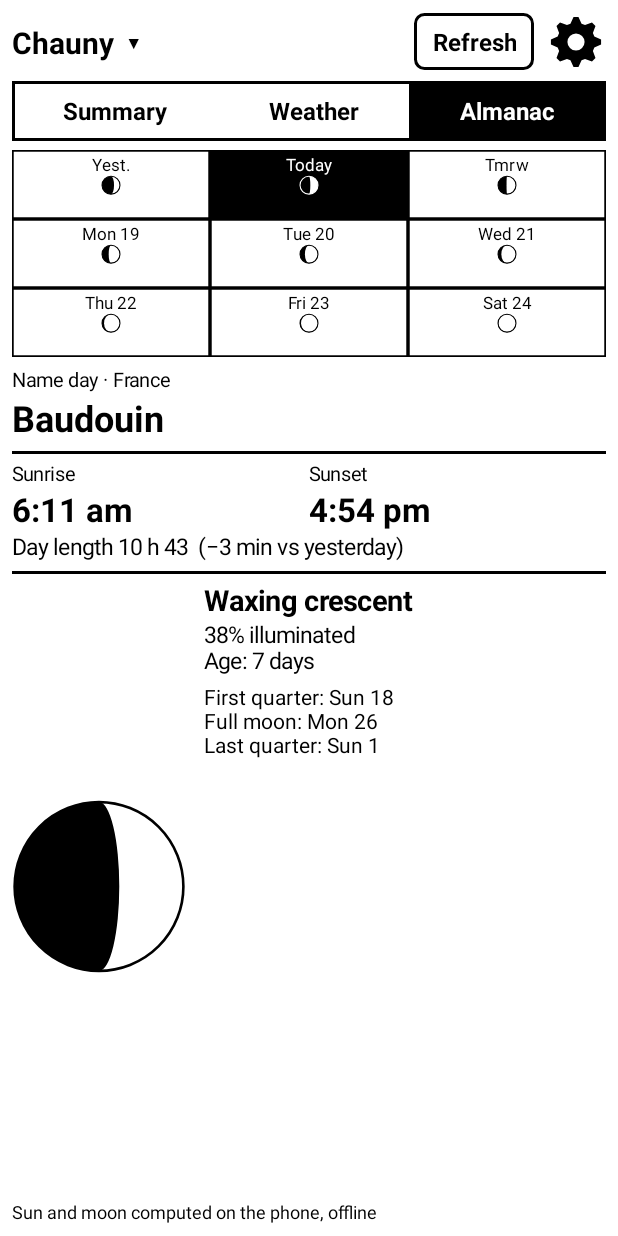
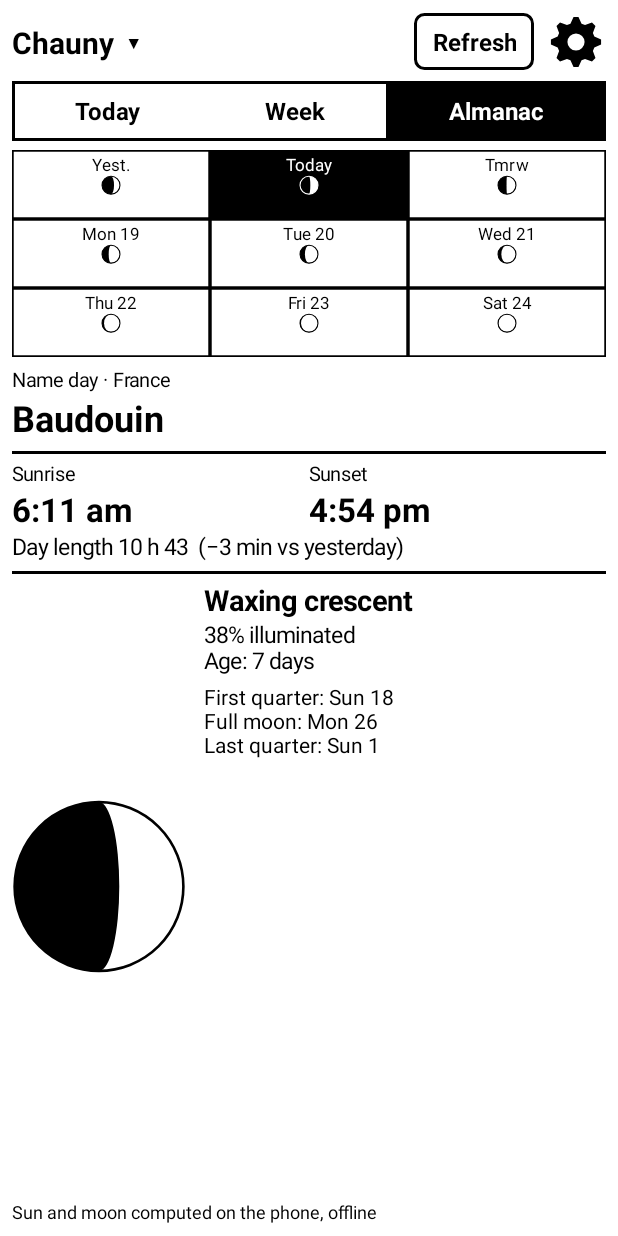
Before and after one commit to mdeberly/paper_meteo, an Android app: the screen it shows after launch (MainActivity), after a tap on "Almanac", on a phone screen of 412 x 824 dp. Run offline under Robolectric (Android 15) with nearby library versions, the phone set to English and light mode, and no system bars; 1 statement that could not run was skipped; 2 other taps on this screen came first.

Commit message:
Onglets Aujourd'hui / Semaine / Éphéméride, titres de colonnes en gras avec icônes, À propos revu
Co-Authored-By: Claude Opus 5.5 <noreply@anthropic.com>
Claude-Session: https://claude.ai/code/session_015iphHsjHPgEh7gqCZV3QnY

```diff
--- a/app/build.gradle
+++ b/app/build.gradle
@@ -10,7 +10,7 @@ android {
         applicationId 'fr.pluie.kompakt'
         minSdk 26
         targetSdk 35
-        versionCode 9
+        versionCode 10
         versionName '1.2'
     }
 
--- a/app/src/main/java/fr/pluie/kompakt/DayView.java
+++ b/app/src/main/java/fr/pluie/kompakt/DayView.java
@@ -58,7 +58,7 @@ public class DayView extends View {
 
     /** Hauteur d'une ligne, en pixels. */
     public int rowHeight() {
-        return px(header ? 32 : 60);
+        return px(header ? 54 : 60);
     }
 
     private int px(float dp) {
@@ -83,17 +83,26 @@ public class DayView extends View {
         float pad = px(4);
 
         if (header) {
+            // Petite icône au-dessus de chaque colonne, puis le titre en gras et l'unité.
+            float h = getHeight();
+            float ic = h * 0.3f, iy = h * 0.2f, y1 = h * 0.6f, y2 = h * 0.88f;
+            bold.setTextSize(sp(14));
+            text.setTextSize(sp(12));
             text.setColor(Ui.MUTED);
-            text.setTextSize(sp(12));
+            bold.setColor(Ui.INK);
+            bold.setTextAlign(Paint.Align.RIGHT);
             text.setTextAlign(Paint.Align.RIGHT);
-            float y1 = getHeight() * 0.45f, y2 = getHeight() * 0.85f;
-            title(c, L.t("col_sun"), "min", w * SUN, y1, y2);
-            title(c, L.t("col_rain"), "mm", w * RAIN, y1, y2);
-            title(c, L.t("col_temp"), Fmt.unit(), w * TEMP, y1, y2);
+            title(c, SUN_ICON, L.t("col_sun"), "min", w * SUN, iy, ic, y1, y2);
+            title(c, DROP_ICON, L.t("col_rain"), "mm", w * RAIN, iy, ic, y1, y2);
+            title(c, THERMO_ICON, L.t("col_temp"), Fmt.unit(), w * TEMP, iy, ic, y1, y2);
+            bold.setTextAlign(Paint.Align.CENTER);
             text.setTextAlign(Paint.Align.CENTER);
-            title(c, L.t("col_wind"), "km/h", w * WIND, y1, y2);
-            text.setTextAlign(Paint.Align.LEFT);
-            c.drawText(L.t("col_hour"), pad, y2, text);
+            title(c, WIND_ICON, L.t("col_wind"), "km/h", w * WIND, iy, ic, y1, y2);
+            bold.setTextAlign(Paint.Align.LEFT);
+            String hourName = L.t("col_hour");
+            columnIcon(c, CLOCK_ICON, pad + bold.measureText(hourName) / 2f, iy, ic);
+            c.drawText(hourName, pad, y1, bold);
+            bold.setTextSize(sp(22));
             ink.setColor(Ui.LINE);
             c.drawRect(0, getHeight() - px(Ui.LINE_DP), w, getHeight(), ink);
             return;
@@ -165,9 +174,83 @@ public class DayView extends View {
         }
     }
 
-    private void title(Canvas c, String name, String unit, float right, float y1, float y2) {
-        c.drawText(name, right, y1, text);
-        c.drawText(unit, right, y2, text);
+    private static final int CLOCK_ICON = 0, SUN_ICON = 1, DROP_ICON = 2, THERMO_ICON = 3, WIND_ICON = 4;
+
+    /** Titre de colonne : icône centrée au-dessus du nom (en gras), unité en dessous. Alignement selon les pinceaux. */
+    private void title(Canvas c, int icon, String name, String unit, float x, float iy, float ic, float y1, float y2) {
+        float nw = bold.measureText(name);
+        float cx = bold.getTextAlign() == Paint.Align.RIGHT ? x - nw / 2f : x;
+        columnIcon(c, icon, cx, iy, ic);
+        c.drawText(name, x, y1, bold);
+        c.drawText(unit, x, y2, text);
+    }
+
+    /** Icônes des titres : horloge, soleil, goutte, thermomètre, vent, dans un carré de côté s centré en (cx, cy). */
+    private void columnIcon(Canvas c, int icon, float cx, float cy, float s) {
+        Paint p = new Paint(Paint.ANTI_ALIAS_FLAG);
+        p.setStrokeCap(Paint.Cap.ROUND);
+        p.setStrokeJoin(Paint.Join.ROUND);
+        float r = s / 2f, sw = Math.max(1.5f, s * 0.1f);
+        p.setStrokeWidth(sw);
+        switch (icon) {
+            case CLOCK_ICON:
+                p.setColor(Ui.INK);
+                p.setStyle(Paint.Style.STROKE);
+                c.drawCircle(cx, cy, r * 0.88f, p);
+                c.drawLine(cx, cy, cx, cy - r * 0.55f, p);
+                c.drawLine(cx, cy, cx + r * 0.42f, cy + r * 0.12f, p);
+                break;
+            case SUN_ICON:
+                p.setColor(Ui.COLOR ? Ui.SUN : Ui.INK);
+                p.setStyle(Paint.Style.FILL);
+                c.drawCircle(cx, cy, r * 0.42f, p);
+                p.setStyle(Paint.Style.STROKE);
+                for (int i = 0; i < 8; i++) {
+                    double a = Math.PI / 4 * i;
+                    float dx = (float) Math.cos(a), dy = (float) Math.sin(a);
+                    c.drawLine(cx + dx * r * 0.66f, cy + dy * r * 0.66f, cx + dx * r, cy + dy * r, p);
+                }
+                break;
+            case DROP_ICON: {
+                p.setColor(Ui.COLOR ? Ui.RAIN : Ui.INK);
+                p.setStyle(Paint.Style.FILL);
+                float br = r * 0.58f, by = cy + r * 0.32f;
+                Path d = new Path();
+                d.moveTo(cx, cy - r);
+                d.lineTo(cx + br * 0.92f, by - br * 0.4f);
+                d.lineTo(cx - br * 0.92f, by - br * 0.4f);
+                d.close();
+                c.drawPath(d, p);
+                c.drawCircle(cx, by, br, p);
+                break;
+            }
+            case THERMO_ICON: {
+                p.setColor(Ui.COLOR ? Ui.ACCENT : Ui.INK);
+                float tw = r * 0.26f, br = r * 0.36f, by = cy + r * 0.62f;
+                p.setStyle(Paint.Style.STROKE);
+                c.drawRoundRect(cx - tw, cy - r, cx + tw, by, tw, tw, p);
+                p.setStyle(Paint.Style.FILL);
+                c.drawCircle(cx, by, br, p);
+                c.drawRect(cx - tw * 0.4f, cy - r * 0.3f, cx + tw * 0.4f, by, p);
+                break;
+            }
+            default: {
+                // Vent : trois traits horizontaux, deux terminés par une boucle.
+                p.setColor(Ui.COLOR ? Ui.CLOUD : Ui.INK);
+                p.setStyle(Paint.Style.STROKE);
+                Path wp = new Path();
+                wp.moveTo(cx - r, cy - r * 0.4f);
+                wp.lineTo(cx + r * 0.45f, cy - r * 0.4f);
+                wp.arcTo(cx + r * 0.2f, cy - r * 0.9f, cx + r * 0.7f, cy - r * 0.4f, 90, -270, false);
+                wp.moveTo(cx - r, cy + r * 0.05f);
+                wp.lineTo(cx + r * 0.8f, cy + r * 0.05f);
+                wp.moveTo(cx - r * 0.7f, cy + r * 0.5f);
+                wp.lineTo(cx + r * 0.25f, cy + r * 0.5f);
+                wp.arcTo(cx, cy + r * 0.5f, cx + r * 0.5f, cy + r, -90, 270, false);
+                c.drawPath(wp, p);
+                break;
+            }
+        }
     }
 
     /** Flèche indiquant où va le vent (il vient de {@code from} degrés). */
--- a/app/src/main/java/fr/pluie/kompakt/L.java
+++ b/app/src/main/java/fr/pluie/kompakt/L.java
@@ -125,8 +125,8 @@ final class L {
 
     static {
         // Onglets, boutons, écran principal.
-        put("tab_summary", "Résumé", "Summary", "Übersicht", "Resumen", "Riepilogo", "Resumo", "Podsumowanie");
-        put("tab_weather", "Météo", "Weather", "Wetter", "Tiempo", "Meteo", "Tempo", "Pogoda");
+        put("tab_summary", "Aujourd'hui", "Today", "Heute", "Hoy", "Oggi", "Hoje", "Dziś");
+        put("tab_weather", "Semaine", "Week", "Woche", "Semana", "Settimana", "Semana", "Tydzień");
         put("tab_eph", "Éphéméride", "Almanac", "Kalender", "Efemérides", "Effemeridi", "Efemérides", "Kalendarz");
         put("refresh", "Actualiser", "Refresh", "Aktualisieren", "Actualizar", "Aggiorna", "Atualizar", "Odśwież");
         put("settings", "Paramètres", "Settings", "Einstellungen", "Ajustes", "Impostazioni", "Definições", "Ustawienia");
@@ -278,13 +278,13 @@ final class L {
                 "Previsões: Open-Meteo.com (CC BY 4.0). Santos PL, DE, CZ, SE, NO, DK: namedays © Filip Tammergård (MIT). Locais: © OpenStreetMap (ODbL).",
                 "Prognozy: Open-Meteo.com (CC BY 4.0). Imieniny PL, DE, CZ, SE, NO, DK: namedays © Filip Tammergård (MIT). Miejscowości: © OpenStreetMap (ODbL).");
         put("about_text",
-                "Application créée par l'IA Claude sur l'idée de Maximilien DEBERLY, Chauny, FRANCE.",
-                "App created by the AI Claude from an idea by Maximilien DEBERLY, Chauny, FRANCE.",
-                "App erstellt von der KI Claude nach einer Idee von Maximilien DEBERLY, Chauny, FRANKREICH.",
-                "Aplicación creada por la IA Claude a partir de una idea de Maximilien DEBERLY, Chauny, FRANCIA.",
-                "App creata dall'IA Claude da un'idea di Maximilien DEBERLY, Chauny, FRANCIA.",
-                "Aplicação criada pela IA Claude a partir de uma ideia de Maximilien DEBERLY, Chauny, FRANÇA.",
-                "Aplikacja stworzona przez AI Claude według pomysłu Maximiliena DEBERLY, Chauny, FRANCJA.");
+                "Application créée par Maximilien DEBERLY, pharmacien, avec l'aide de l'IA Claude pour le code.",
+                "App created by Maximilien DEBERLY, pharmacist, with the help of the AI Claude for the code.",
+                "App erstellt von Maximilien DEBERLY, Apotheker, mit Hilfe der KI Claude für den Code.",
+                "Aplicación creada por Maximilien DEBERLY, farmacéutico, con la ayuda de la IA Claude para el código.",
+                "App creata da Maximilien DEBERLY, farmacista, con l'aiuto dell'IA Claude per il codice.",
+                "Aplicação criada por Maximilien DEBERLY, farmacêutico, com a ajuda da IA Claude para o código.",
+                "Aplikacja stworzona przez Maximiliena DEBERLY, farmaceutę, z pomocą AI Claude przy kodzie.");
 
         // Résumé écrit.
         put("parts", "ce matin|cet après-midi|ce soir|cette nuit|toute la journée",
--- a/app/src/main/java/fr/pluie/kompakt/SettingsActivity.java
+++ b/app/src/main/java/fr/pluie/kompakt/SettingsActivity.java
@@ -175,7 +175,7 @@ public class SettingsActivity extends Activity {
 
     private void showAbout() {
         TextView body = text(17, false);
-        body.setText(L.f("version", versionName()) + "\n\n" + L.t("about_text") + "\n\nwww.deberly.fr"
+        body.setText(L.t("about_text") + "\n\nwww.deberly.fr\n\n" + L.f("version", versionName())
                 + "\n\n" + L.t("credits"));
         body.setPadding(dp(24), dp(12), dp(24), 0);
         body.setLinkTextColor(Ui.COLOR ? Ui.ACCENT : Ui.INK);
```
